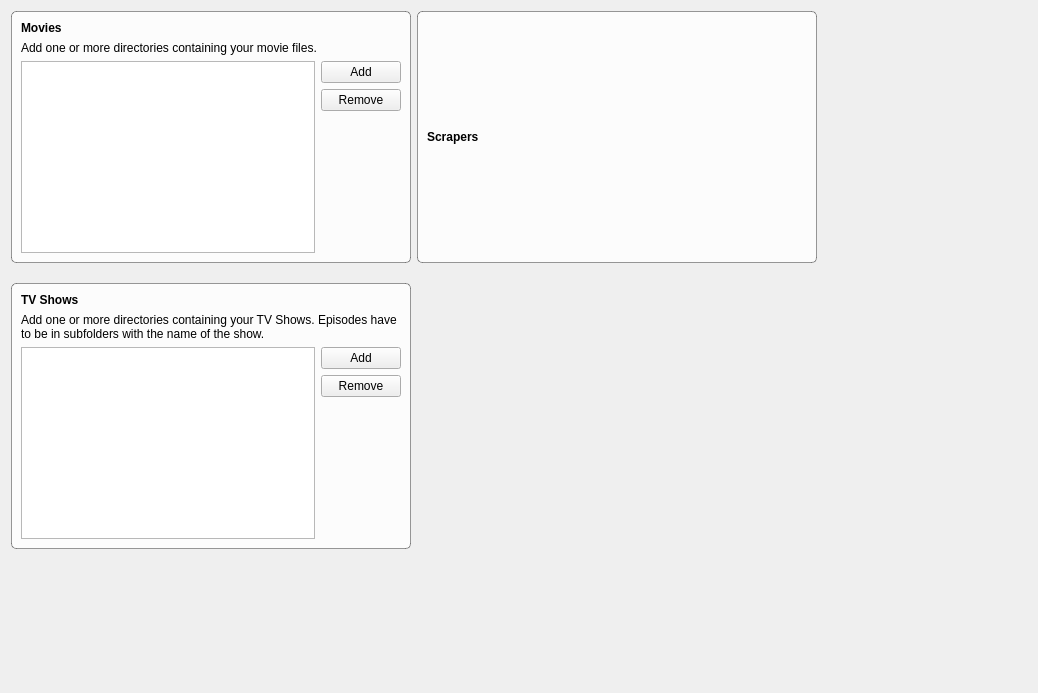
Old version of the form SettingsWidget.ui in the repository Komet/MediaElch.
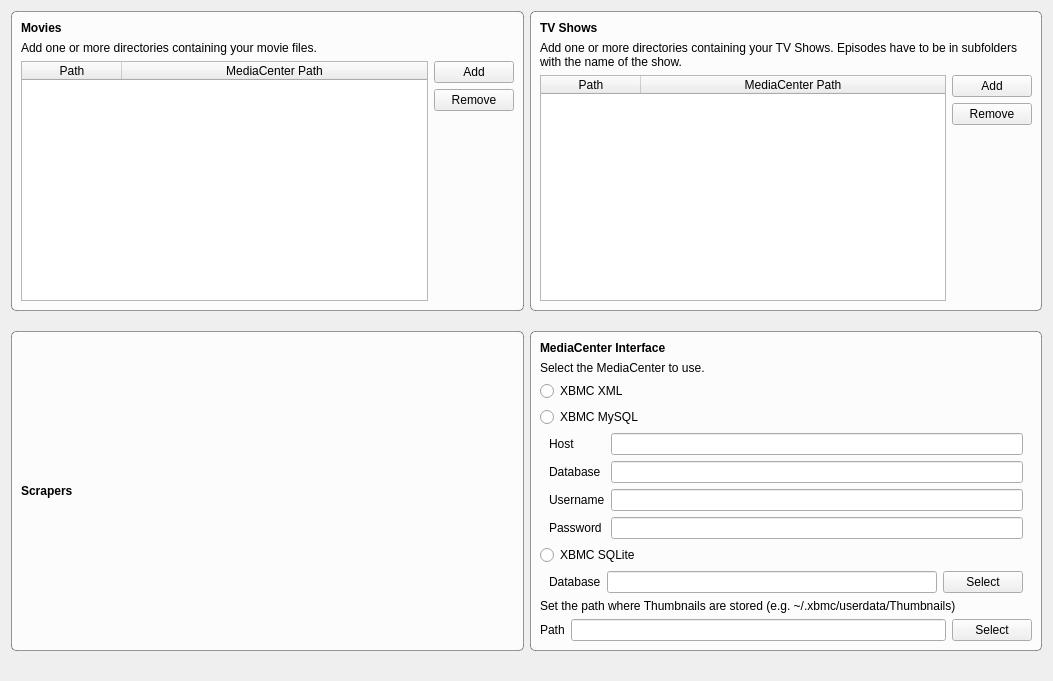
New version of the form.

Commit message: MySQL/SQLite Interfaces, Bugfixes and so on...

The edit to the form file:
```diff
--- a/SettingsWidget.ui
+++ b/SettingsWidget.ui
@@ -6,8 +6,8 @@
    <rect>
     <x>0</x>
     <y>0</y>
-    <width>1038</width>
-    <height>693</height>
+    <width>1053</width>
+    <height>681</height>
    </rect>
   </property>
   <property name="font">
@@ -28,7 +28,7 @@
   </property>
   <layout class="QVBoxLayout" name="verticalLayout_3">
    <item>
-    <layout class="QGridLayout" name="gridLayout" rowstretch="0,0,0,0">
+    <layout class="QGridLayout" name="gridLayout" rowstretch="0,0,0">
      <property name="verticalSpacing">
       <number>20</number>
      </property>
@@ -37,13 +37,13 @@
        <property name="minimumSize">
         <size>
          <width>400</width>
-         <height>0</height>
+         <height>300</height>
         </size>
        </property>
        <property name="maximumSize">
         <size>
-         <width>500</width>
-         <height>16777215</height>
+         <width>16777215</width>
+         <height>300</height>
         </size>
        </property>
        <property name="title">
@@ -76,7 +76,24 @@
         <item>
          <layout class="QHBoxLayout" name="horizontalLayout_2" stretch="0,0">
           <item>
-           <widget class="QListWidget" name="listMovieDirs"/>
+           <widget class="QTableWidget" name="movieDirs">
+            <attribute name="horizontalHeaderStretchLastSection">
+             <bool>true</bool>
+            </attribute>
+            <attribute name="verticalHeaderVisible">
+             <bool>false</bool>
+            </attribute>
+            <column>
+             <property name="text">
+              <string>Path</string>
+             </property>
+            </column>
+            <column>
+             <property name="text">
+              <string>MediaCenter Path</string>
+             </property>
+            </column>
+           </widget>
           </item>
           <item>
            <layout class="QVBoxLayout" name="verticalLayout_2">
@@ -114,7 +131,214 @@
        </layout>
       </widget>
      </item>
-     <item row="1" column="1">
+     <item row="2" column="1">
+      <widget class="QGroupBox" name="groupBox_4">
+       <property name="minimumSize">
+        <size>
+         <width>0</width>
+         <height>200</height>
+        </size>
+       </property>
+       <property name="title">
+        <string/>
+       </property>
+       <layout class="QVBoxLayout" name="verticalLayout_6">
+        <item>
+         <widget class="QLabel" name="labelMediaCenter">
+          <property name="font">
+           <font>
+            <weight>75</weight>
+            <bold>true</bold>
+           </font>
+          </property>
+          <property name="text">
+           <string>MediaCenter Interface</string>
+          </property>
+         </widget>
+        </item>
+        <item>
+         <widget class="QLabel" name="label_2">
+          <property name="text">
+           <string>Select the MediaCenter to use.</string>
+          </property>
+         </widget>
+        </item>
+        <item>
+         <widget class="QRadioButton" name="radioXbmcXml">
+          <property name="text">
+           <string>XBMC XML</string>
+          </property>
+         </widget>
+        </item>
+        <item>
+         <widget class="QRadioButton" name="radioXbmcMysql">
+          <property name="text">
+           <string>XBMC MySQL</string>
+          </property>
+         </widget>
+        </item>
+        <item>
+         <widget class="QWidget" name="widgetXbmcMysql" native="true">
+          <layout class="QFormLayout" name="formLayout">
+           <property name="topMargin">
+            <number>0</number>
+           </property>
+           <property name="bottomMargin">
+            <number>0</number>
+           </property>
+           <item row="0" column="0">
+            <widget class="QLabel" name="label_4">
+             <property name="text">
+              <string>Host</string>
+             </property>
+            </widget>
+           </item>
+           <item row="0" column="1">
+            <widget class="QLineEdit" name="inputHost">
+             <property name="minimumSize">
+              <size>
+               <width>0</width>
+               <height>15</height>
+              </size>
+             </property>
+            </widget>
+           </item>
+           <item row="1" column="0">
+            <widget class="QLabel" name="label_5">
+             <property name="text">
+              <string>Database</string>
+             </property>
+            </widget>
+           </item>
+           <item row="1" column="1">
+            <widget class="QLineEdit" name="inputDatabase">
+             <property name="minimumSize">
+              <size>
+               <width>0</width>
+               <height>15</height>
+              </size>
+             </property>
+            </widget>
+           </item>
+           <item row="2" column="0">
+            <widget class="QLabel" name="label_6">
+             <property name="text">
+              <string>Username</string>
+             </property>
+            </widget>
+           </item>
+           <item row="2" column="1">
+            <widget class="QLineEdit" name="inputUsername">
+             <property name="minimumSize">
+              <size>
+               <width>0</width>
+               <height>15</height>
+              </size>
+             </property>
+            </widget>
+           </item>
+           <item row="3" column="0">
+            <widget class="QLabel" name="label_7">
+             <property name="text">
+              <string>Password</string>
+             </property>
+            </widget>
+           </item>
+           <item row="3" column="1">
+            <widget class="QLineEdit" name="inputPassword">
+             <property name="minimumSize">
+              <size>
+               <width>0</width>
+               <height>15</height>
+              </size>
+             </property>
+             <property name="echoMode">
+              <enum>QLineEdit::Password</enum>
+             </property>
+            </widget>
+           </item>
+          </layout>
+         </widget>
+        </item>
+        <item>
+         <widget class="QRadioButton" name="radioXbmcSqlite">
+          <property name="text">
+           <string>XBMC SQLite</string>
+          </property>
+         </widget>
+        </item>
+        <item>
+         <widget class="QWidget" name="widgetXbmcSqlite" native="true">
+          <layout class="QHBoxLayout" name="horizontalLayout_3">
+           <property name="topMargin">
+            <number>0</number>
+           </property>
+           <property name="bottomMargin">
+            <number>0</number>
+           </property>
+           <item>
+            <widget class="QLabel" name="label_8">
+             <property name="text">
+              <string>Database</string>
+             </property>
+            </widget>
+           </item>
+           <item>
+            <widget class="QLineEdit" name="inputSqliteDatabase">
+             <property name="readOnly">
+              <bool>true</bool>
+             </property>
+            </widget>
+           </item>
+           <item>
+            <widget class="QPushButton" name="buttonSelectSqliteDatabase">
+             <property name="text">
+              <string>Select</string>
+             </property>
+            </widget>
+           </item>
+          </layout>
+         </widget>
+        </item>
+        <item>
+         <widget class="QLabel" name="labelXbmcThumbnailPathDesc">
+          <property name="text">
+           <string>Set the path where Thumbnails are stored (e.g. ~/.xbmc/userdata/Thumbnails)</string>
+          </property>
+          <property name="wordWrap">
+           <bool>true</bool>
+          </property>
+         </widget>
+        </item>
+        <item>
+         <layout class="QHBoxLayout" name="layoutXbmcThumbnailPath">
+          <item>
+           <widget class="QLabel" name="labelXbmcThumbnailPath">
+            <property name="text">
+             <string>Path</string>
+            </property>
+           </widget>
+          </item>
+          <item>
+           <widget class="QLineEdit" name="inputThumbnailPath">
+            <property name="readOnly">
+             <bool>true</bool>
+            </property>
+           </widget>
+          </item>
+          <item>
+           <widget class="QPushButton" name="buttonSelectThumbnailPath">
+            <property name="text">
+             <string>Select</string>
+            </property>
+           </widget>
+          </item>
+         </layout>
+        </item>
+       </layout>
+      </widget>
+     </item>
+     <item row="2" column="0">
       <widget class="QGroupBox" name="groupBox_2">
        <property name="minimumSize">
         <size>
@@ -122,12 +346,6 @@
          <height>50</height>
         </size>
        </property>
-       <property name="maximumSize">
-        <size>
-         <width>500</width>
-         <height>16777215</height>
-        </size>
-       </property>
        <property name="title">
         <string/>
        </property>
@@ -148,38 +366,18 @@
        </layout>
       </widget>
      </item>
-     <item row="3" column="0">
-      <spacer name="verticalSpacer_2">
-       <property name="orientation">
-        <enum>Qt::Vertical</enum>
-       </property>
-       <property name="sizeHint" stdset="0">
-        <size>
-         <width>20</width>
-         <height>40</height>
-        </size>
-       </property>
-      </spacer>
-     </item>
-     <item row="1" column="2">
-      <spacer name="horizontalSpacer">
-       <property name="orientation">
-        <enum>Qt::Horizontal</enum>
-       </property>
-       <property name="sizeHint" stdset="0">
-        <size>
-         <width>40</width>
-         <height>20</height>
-        </size>
-       </property>
-      </spacer>
-     </item>
-     <item row="2" column="0">
+     <item row="1" column="1">
       <widget class="QGroupBox" name="groupBox_3">
        <property name="minimumSize">
         <size>
          <width>0</width>
-         <height>200</height>
+         <height>300</height>
+        </size>
+       </property>
+       <property name="maximumSize">
+        <size>
+         <width>16777215</width>
+         <height>300</height>
         </size>
        </property>
        <property name="title">
@@ -212,7 +410,24 @@
         <item>
          <layout class="QHBoxLayout" name="horizontalLayout">
           <item>
-           <widget class="QListWidget" name="listTvShowDirs"/>
+           <widget class="QTableWidget" name="tvShowDirs">
+            <attribute name="horizontalHeaderStretchLastSection">
+             <bool>true</bool>
+            </attribute>
+            <attribute name="verticalHeaderVisible">
+             <bool>false</bool>
+            </attribute>
+            <column>
+             <property name="text">
+              <string>Path</string>
+             </property>
+            </column>
+            <column>
+             <property name="text">
+              <string>MediaCenter Path</string>
+             </property>
+            </column>
+           </widget>
           </item>
           <item>
            <layout class="QVBoxLayout" name="verticalLayout_4">
@@ -252,6 +467,19 @@
      </item>
     </layout>
    </item>
+   <item>
+    <spacer name="verticalSpacer_2">
+     <property name="orientation">
+      <enum>Qt::Vertical</enum>
+     </property>
+     <property name="sizeHint" stdset="0">
+      <size>
+       <width>20</width>
+       <height>40</height>
+      </size>
+     </property>
+    </spacer>
+   </item>
   </layout>
  </widget>
  <resources/>
```
The commit also changes 39 other files.
